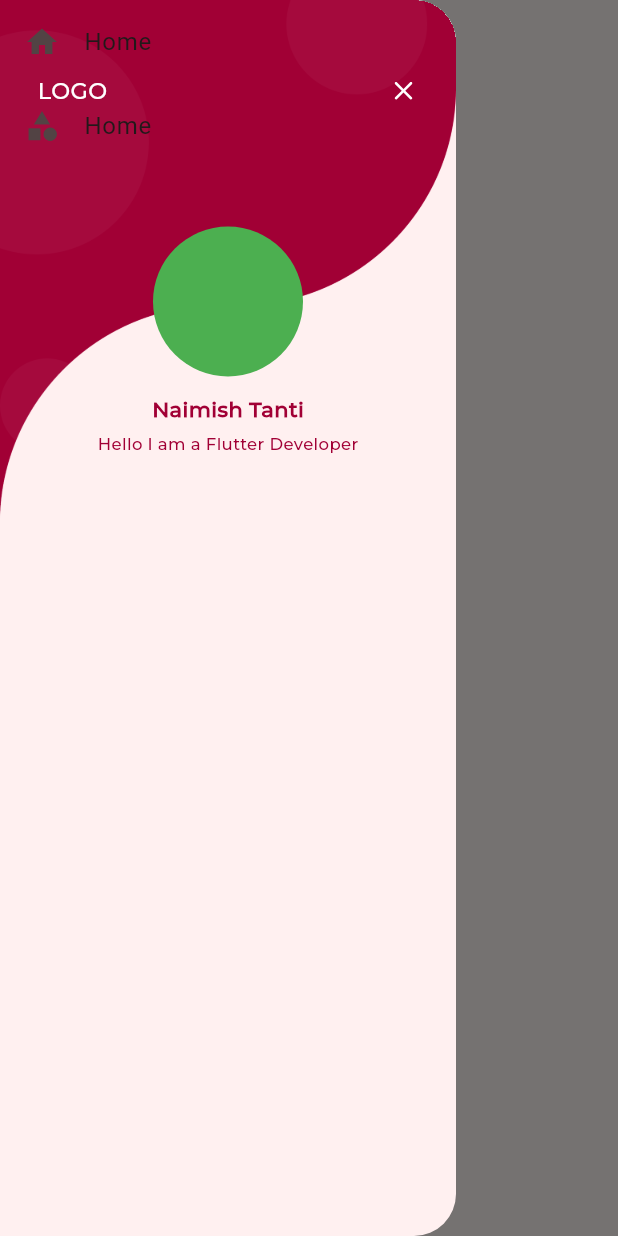
After one commit to justsaagar/shayari-app, a Flutter app: the LoginPage screen opened directly, with the side drawer open, on a phone screen of 412 x 824 dp. The commit adds this screen. Run offline on Flutter 3.47's test engine with Material 2 defaults, Android fonts, the phone set to English and light mode, and no system bars; our stand-ins replace cloud_firestore, firebase_auth, firebase_core, flutter_svg, responsive_sizer; accounts and stored records are empty.

Commit message:
manage appbar

```diff
--- a/lib/app/constant/asset_constant.dart
+++ b/lib/app/constant/asset_constant.dart
@@ -19,9 +19,11 @@ class AssetConstant {
   static const String setting = '$iconPath/setting.svg';
   static const String logout = '$iconPath/logout.svg';
   static const String back = '$iconPath/back.svg';
+  static const String close = '$iconPath/close.svg';
 
   ///================images=====================
   static const String appbar = '$imagePath/appbar.png';
+  static const String drawerBackImage = '$imagePath/drawerbackimage.png';
   static const String youtubeLogo = '$imagePath/youtube.svg';
   static const String instagramLogo = '$imagePath/instagram.svg';
   static const String facebookLogo = '$imagePath/facebook.svg';
--- a/lib/app/widgets/app_image.dart
+++ b/lib/app/widgets/app_image.dart
@@ -6,6 +6,7 @@ class AppImage extends StatelessWidget {
   final double? width;
   final double? height;
   final BoxFit? fit;
+  final Color? color;
 
   const AppImage({
     Key? key,
@@ -13,14 +14,15 @@ class AppImage extends StatelessWidget {
     this.width,
     this.height,
     this.fit,
+    this.color
   }) : super(key: key);
 
   @override
   Widget build(BuildContext context) {
     return image.contains('http') || image.contains('https')
-        ? Image.network(image, height: height, width: width, fit: fit)
+        ? Image.network(image, height: height, width: width, fit: fit, color: color)
         : image.split('.').last != 'svg'
-            ? Image.asset(image, height: height, width: width, fit: fit)
+            ? Image.asset(image, height: height, width: width, fit: fit, color: color)
             : SvgPicture.asset(image, height: height, width: width);
   }
 }
--- a/lib/app/widgets/common_appbar.dart
+++ b/lib/app/widgets/common_appbar.dart
@@ -1,27 +1,30 @@
 import 'package:flutter/material.dart';
 import 'package:responsive_sizer/responsive_sizer.dart';
 import 'package:shayri_app/app/constant/asset_constant.dart';
+import 'package:shayri_app/app/constant/color_constant.dart';
 import 'package:shayri_app/app/widgets/app_image.dart';
 import 'package:shayri_app/app/widgets/app_text.dart';
 
 class CommonAppbar extends PreferredSize {
-
+  final double appBarHeight;
+  final bool showSuffix;
 
   CommonAppbar({
     Key? key,
-
+    this.appBarHeight = 150,
+    this.showSuffix = false,
     Widget? child,
     Size? preferredSize,
   }) : super(
           key: key,
           child: Container(),
-          preferredSize: Size.fromHeight(150.px,),
+          preferredSize: Size.fromHeight(appBarHeight),
         );
 
   @override
   Widget build(BuildContext context) {
     return SizedBox(
-      height: 150.px,
+      height: appBarHeight,
       width: Device.width,
       child: Stack(
         alignment: Alignment.center,
@@ -33,10 +36,13 @@ class CommonAppbar extends PreferredSize {
           ),
           Padding(
             padding:
-                EdgeInsets.symmetric(horizontal: 10.px).copyWith(bottom: 10.px),
+                EdgeInsets.symmetric(horizontal: 15.px).copyWith(bottom: 10.px),
             child: Row(
               children: [
-                const AppImage(image: AssetConstant.drawer, fit: BoxFit.fill),
+                InkWell(
+                    onTap: () => Scaffold.of(context).openDrawer(),
+                    child: const AppImage(
+                        image: AssetConstant.drawer, fit: BoxFit.fill)),
                 const Spacer(),
                 AppText(
                   fontWeight: FontWeight.w600,
@@ -46,7 +52,13 @@ class CommonAppbar extends PreferredSize {
                   fontSize: 18.px,
                 ),
                 const Spacer(),
-                const AppImage(image: AssetConstant.drawer, fit: BoxFit.fill),
+                AppImage(
+                  image: AssetConstant.drawer,
+                  color: showSuffix
+                      ? ColorConstant.appWhite
+                      : ColorConstant.appThemeColor,
+                  fit: BoxFit.fill,
+                ),
               ],
             ),
           ),
--- a/lib/app/widgets/social_media_card.dart
+++ b/lib/app/widgets/social_media_card.dart
@@ -23,7 +23,9 @@ class SocialMediaCard extends StatelessWidget {
             height: 29.px,
           ),
           const SizedBox(height: 10,),
-          AppText(text: label,fontSize: 10,color: ColorConstant.appGrey,)
+          AppText(text: label,fontSize: 10,color: ColorConstant.appGrey,),
+          SizedBox(height: 20,),
+
         ],
       ),
     );
--- a/lib/main.dart
+++ b/lib/main.dart
@@ -4,11 +4,13 @@ import 'package:responsive_sizer/responsive_sizer.dart';
 import 'package:shayri_app/app/constant/color_constant.dart';
 import 'package:shayri_app/pages/authentication/signin/login_screen.dart';
 
+
+
 Future<void> main() async {
   WidgetsFlutterBinding.ensureInitialized();
   await Firebase.initializeApp(
   );
-  runApp(const MyApp());
+  runApp(MyApp());
 }
 
 class MyApp extends StatelessWidget {
@@ -28,7 +30,7 @@ class MyApp extends StatelessWidget {
             ),
             home: const LoginScreen(),
           ),
-        );
+  );
 
       },
     );
--- /dev/null
+++ b/lib/pages/login_page.dart
@@ -0,0 +1,98 @@
+import 'package:flutter/material.dart';
+import 'package:responsive_sizer/responsive_sizer.dart';
+import 'package:shayri_app/app/constant/asset_constant.dart';
+import 'package:shayri_app/app/constant/color_constant.dart';
+import 'package:shayri_app/app/widgets/app_image.dart';
+import 'package:shayri_app/app/widgets/app_text.dart';
+import 'package:shayri_app/app/widgets/common_appbar.dart';
+
+class LoginPage extends StatefulWidget {
+  const LoginPage({super.key});
+
+  @override
+  State<LoginPage> createState() => _LoginPageState();
+}
+
+class _LoginPageState extends State<LoginPage> {
+  @override
+  Widget build(BuildContext context) {
+    return Scaffold(
+      body: CommonAppbar(
+        appBarHeight: 0.px,
+      ),
+      drawer: Drawer(
+        shape:  RoundedRectangleBorder(
+          borderRadius: BorderRadius.only(
+              topRight: Radius.circular(28.px), bottomRight: Radius.circular(28.px)),
+        ),
+        child: Stack(
+          children: [
+            const AppImage(
+              image: AssetConstant.drawerBackImage,
+              fit: BoxFit.fill,
+            ),
+            Column(
+              children: [
+                Padding(
+                  padding: EdgeInsets.symmetric(horizontal: 25.px)
+                      .copyWith(top: 50.px),
+                  child:  Row(
+                    mainAxisAlignment: MainAxisAlignment.start,
+                    children: [
+                      AppText(
+                        text: 'LOGO',
+                        color: ColorConstant.appWhite,
+                        fontSize: 15.px,
+                        fontWeight: FontWeight.w600,
+                        fontFamily: 'Montserrat',
+                      ),
+                      Spacer(),
+                      AppImage(image: AssetConstant.close, fit: BoxFit.fill),
+                    ],
+                  ),
+                ),
+                Padding(
+                  padding: EdgeInsets.only(top: 80.px),
+                  child: Container(
+                    decoration: BoxDecoration(
+                        color: Colors.green,
+                        borderRadius: BorderRadius.circular(50.px)),
+                    height: 100.px,
+                    width: 100.px,
+                  ),
+                ),
+                SizedBox(height: 12.px),
+                AppText(
+                  text: 'Naimish Tanti',
+                  fontWeight: FontWeight.w700,
+                  fontSize: 14.px,
+                ),
+                SizedBox(
+                  height: 5.px,
+                ),
+                AppText(
+                  text: 'Hello I am a Flutter Developer',
+                  fontWeight: FontWeight.w500,
+                  fontSize: 11.px,
+                ),
+              ],
+            ),
+            ListView(
+              children: [
+                ListTile(
+                  leading: Icon(Icons.home),
+                  title: Text("Home"),
+                ),
+                ListTile(
+                  leading: Icon(Icons.category),
+                  title: Text("Home"),
+                ),
+              ],
+            )
+
+          ],
+        ),
+      ),
+    );
+  }
+}
```
Also changed, not shown: assets/icons/close.svg (added), assets/images/drawerbackimage.png (added).
